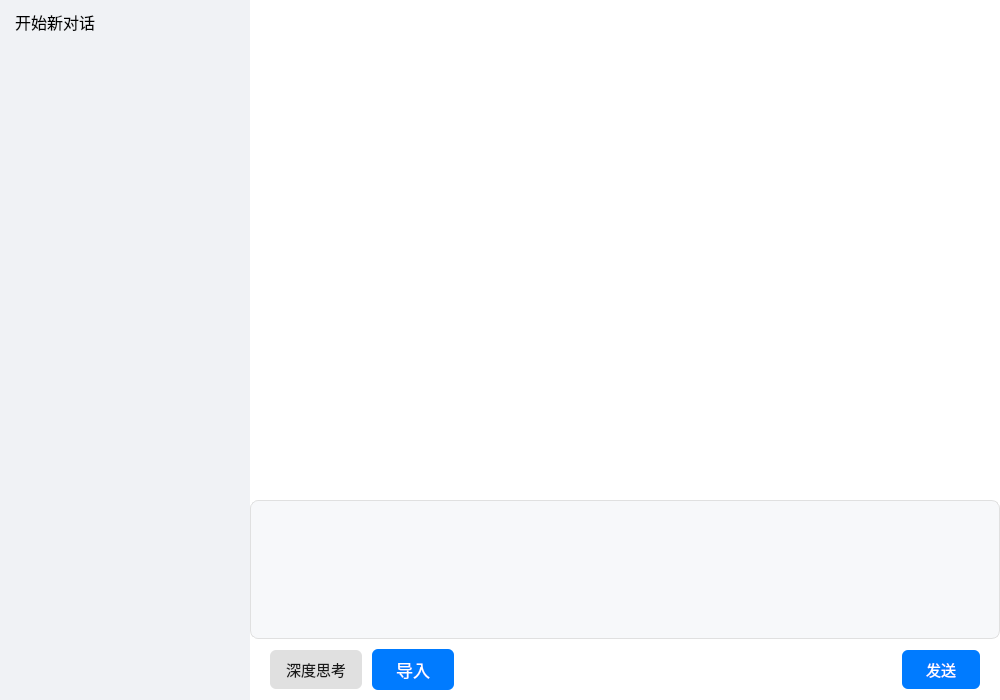
This is mainwindow.ui in Linggueas/WZL_DeepSeek as Qt 5 draws it before an edit. The edited form follows.
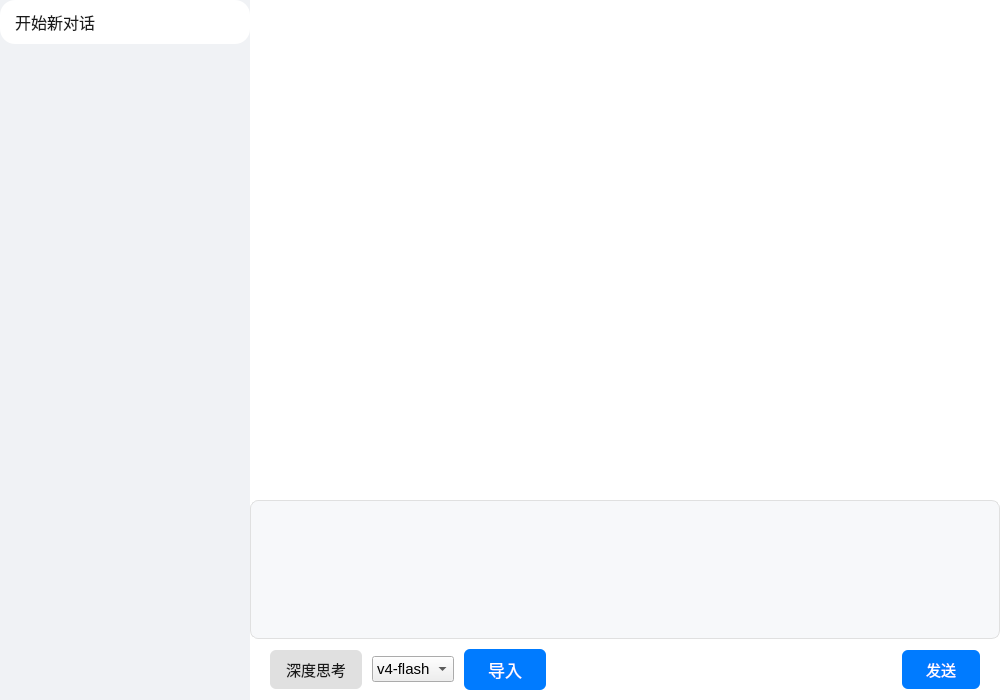
This is the edited form. Icons and pictures are not drawn. Custom widgets are drawn as their Qt base class.

```diff
--- a/mainwindow.ui
+++ b/mainwindow.ui
@@ -54,7 +54,7 @@
       <property name="styleSheet">
        <string notr="true">QWidget#widget{background-color:#f0f2f5;}</string>
       </property>
-      <layout class="QVBoxLayout" name="verticalLayout_3" stretch="1,5">
+      <layout class="QVBoxLayout" name="verticalLayout_3" stretch="0,5">
        <property name="spacing">
         <number>0</number>
        </property>
@@ -79,13 +79,22 @@
          </property>
          <property name="styleSheet">
           <string notr="true">QPushButton{
-background-color: &quot;&quot;
+background-color: rgb(255, 255, 255);
 color:#1a1a1a;
 border:none;
 padding:10px 15px;
 text-align:left;
+border-radius:15px;
 }
-</string>
+QPushButton:hover{
+background-color: rgb(230, 240, 255);
+color: #0078d4;
+}
+QPushButton:pressed{
+background-color: rgb(200, 220, 250);
+color: #005a9e;
+padding-left:18px;
+}</string>
          </property>
          <property name="text">
           <string>开始新对话</string>
@@ -311,6 +320,31 @@
               </property>
              </widget>
             </item>
+            <item>
+             <widget class="QComboBox" name="comboBox">
+              <property name="minimumSize">
+               <size>
+                <width>75</width>
+                <height>0</height>
+               </size>
+              </property>
+              <property name="font">
+               <font>
+                <pointsize>11</pointsize>
+               </font>
+              </property>
+              <item>
+               <property name="text">
+                <string>v4-flash</string>
+               </property>
+              </item>
+              <item>
+               <property name="text">
+                <string>v4-pro</string>
+               </property>
+              </item>
+             </widget>
+            </item>
             <item>
              <widget class="QPushButton" name="add_file_pushButton">
               <property name="maximumSize">
```
Left out of the diff: 10 changed lines with no effect on the pictures.
